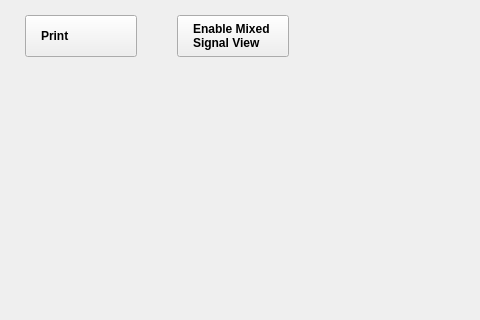
Qt form ui/oscilloscope.ui (analogdevicesinc/scopy) before a commit; both pictures show x 95 to 575 and y 0 to 320 of the 1280 by 654 pixel window.
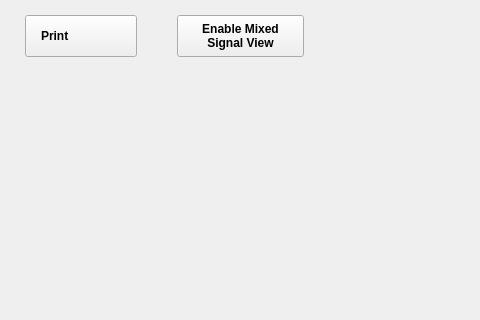
The same form after that commit. Icons and pictures are not drawn. Custom widgets are drawn as their Qt base class.

Commit message: oscilloscope.ui: Make the "mixed signal view button" bigger.

What changed in the file:
```diff
--- a/ui/oscilloscope.ui
+++ b/ui/oscilloscope.ui
@@ -134,11 +134,11 @@
          <widget class="QPushButton" name="mixedSignalBtn">
           <property name="styleSheet">
            <string notr="true">QPushButton{
-  width: 80px;
+  width: 95px;
   height: 40px;
 
   font-size: 12px;
-  text-align: left;
+  text-align: center;
   font-weight: bold;
   padding-left: 15px;
   padding-right: 15px;
```
